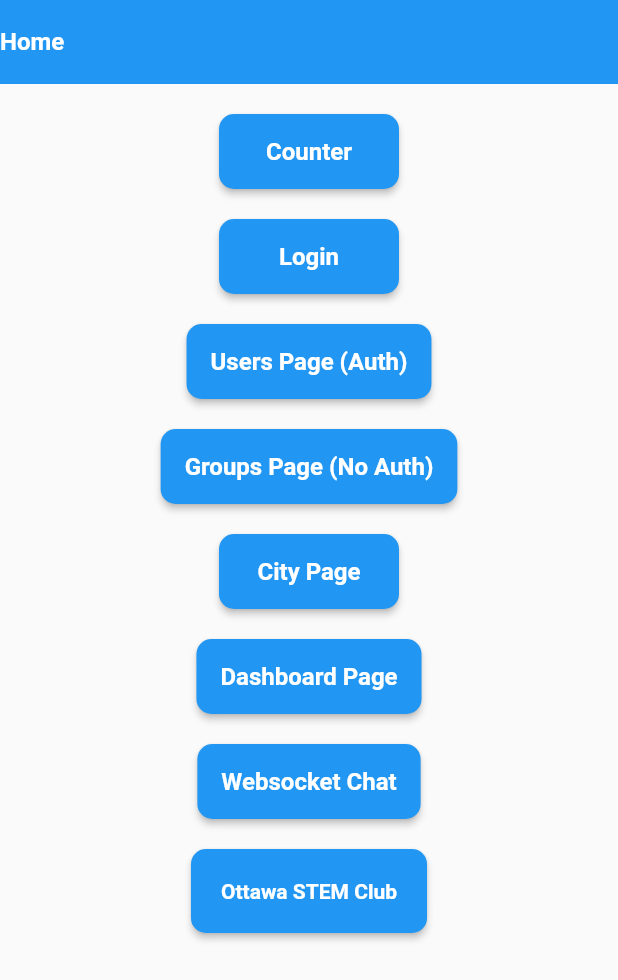
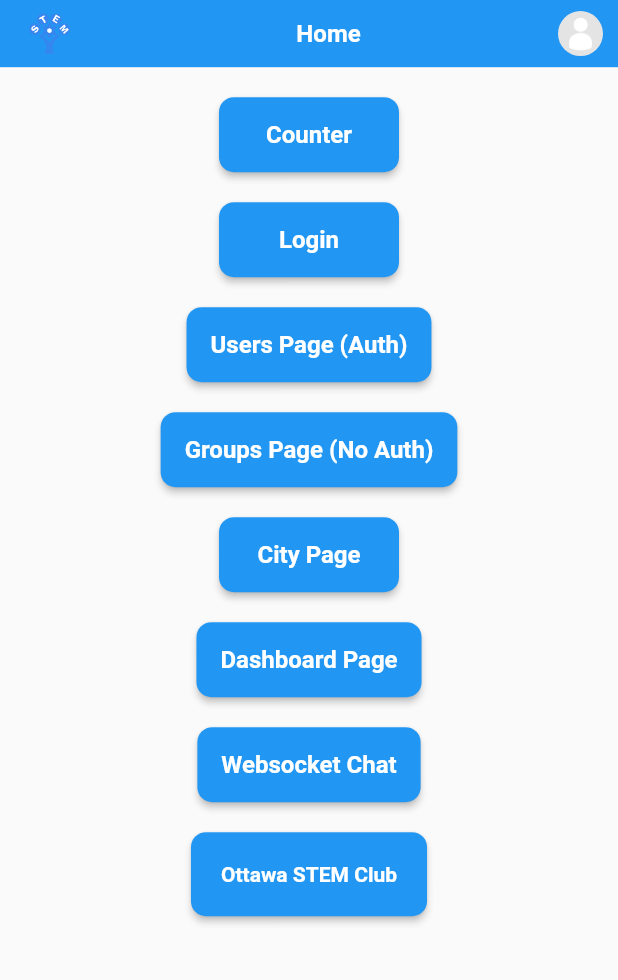
Before and after one commit to OttawaSTEM/flutter_admin, a Flutter app: the screen it shows after launch, on a phone screen of 412 x 824 dp. Shown: the top 980 px of the screen. Run offline on Flutter 3.47's test engine with Material 3 defaults, Android fonts, the phone set to English and light mode, and no system bars; our stand-ins replace flutter_dotenv, flutter_svg, get, get_storage, google_fonts, google_sign_in and 1 more.

Commit message:
finished appbar

```diff
--- a/lib/main.dart
+++ b/lib/main.dart
@@ -22,7 +22,7 @@ Future main() async {
 }
 
 class App extends StatelessWidget {
-  const App({Key? key}) : super(key: key);
+  const App({super.key});
 
   @override
   Widget build(BuildContext context) {
--- a/lib/pages/account/signin/ui/login.dart
+++ b/lib/pages/account/signin/ui/login.dart
@@ -9,7 +9,7 @@ import 'login_social.dart';
 var logger = Logger();
 
 class LoginPage extends StatelessWidget {
-  const LoginPage({Key? key}) : super(key: key);
+  const LoginPage({super.key});
 
   @override
   Widget build(BuildContext context) {
--- a/lib/pages/account/signin/ui/login_form.dart
+++ b/lib/pages/account/signin/ui/login_form.dart
@@ -9,7 +9,7 @@ class ObscuredLoginController extends GetxController {
 }
 
 class LoginForm extends StatelessWidget {
-  const LoginForm({Key? key}) : super(key: key);
+  const LoginForm({super.key});
 
   @override
   Widget build(BuildContext context) {
--- a/lib/pages/account/signin/ui/login_social.dart
+++ b/lib/pages/account/signin/ui/login_social.dart
@@ -5,9 +5,7 @@ import 'signup.dart';
 import '../controller/auth_controller.dart';
 
 class LoginSocial extends StatelessWidget {
-  const LoginSocial({
-    Key? key,
-  }) : super(key: key);
+  const LoginSocial({super.key});
 
   @override
   Widget build(BuildContext context) {
--- a/lib/pages/account/signin/ui/password_reset.dart
+++ b/lib/pages/account/signin/ui/password_reset.dart
@@ -8,7 +8,7 @@ import 'login_header.dart';
 var logger = Logger();
 
 class PasswordResetPage extends StatelessWidget {
-  const PasswordResetPage({Key? key}) : super(key: key);
+  const PasswordResetPage({super.key});
 
   @override
   Widget build(BuildContext context) {
--- a/lib/pages/account/signin/ui/signup.dart
+++ b/lib/pages/account/signin/ui/signup.dart
@@ -15,7 +15,7 @@ class ObscuredSignupController extends GetxController {
 }
 
 class SignupPage extends StatelessWidget {
-  const SignupPage({Key? key}) : super(key: key);
+  const SignupPage({super.key});
 
   @override
   Widget build(BuildContext context) {
--- a/lib/pages/chat/ui/chat.dart
+++ b/lib/pages/chat/ui/chat.dart
@@ -4,7 +4,7 @@ import 'package:web_socket_channel/web_socket_channel.dart';
 import 'package:web_socket_channel/status.dart' as status;
 
 class WebsocketPage extends StatefulWidget {
-  const WebsocketPage({Key? key}) : super(key: key);
+  const WebsocketPage({super.key});
 
   @override
   State<WebsocketPage> createState() => _WebsocketPageState();
--- a/lib/pages/city/ui/city_ui.dart
+++ b/lib/pages/city/ui/city_ui.dart
@@ -4,7 +4,7 @@ import 'package:get/get.dart';
 import '../controller/city_controller.dart';
 
 class CityPage extends GetView<CityController> {
-  const CityPage({Key? key}) : super(key: key);
+  const CityPage({super.key});
 
   @override
   Widget build(BuildContext context) {
--- a/lib/pages/counter/ui/counter_ui.dart
+++ b/lib/pages/counter/ui/counter_ui.dart
@@ -4,7 +4,7 @@ import 'package:get/get.dart';
 import '../controller/counter_controller.dart';
 
 class CounterPage extends StatelessWidget {
-  const CounterPage({Key? key}) : super(key: key);
+  const CounterPage({super.key});
 
   @override
   Widget build(BuildContext context) {
--- a/lib/pages/dashboard/ui/dashboard.dart
+++ b/lib/pages/dashboard/ui/dashboard.dart
@@ -6,7 +6,7 @@ import 'package:get_storage/get_storage.dart';
 import '../../../utils/utils.dart';
 
 class DashboardPage extends StatefulWidget {
-  const DashboardPage({Key? key}) : super(key: key);
+  const DashboardPage({super.key});
 
   @override
   State<DashboardPage> createState() => _DashboardPageState();
--- a/lib/pages/drawer/ui/drawer_ui.dart
+++ b/lib/pages/drawer/ui/drawer_ui.dart
@@ -7,7 +7,7 @@ import '../../account/signin/ui/login.dart';
 import '../../home/ui/home.dart';
 
 class NavDrawer extends StatelessWidget {
-  NavDrawer({Key? key}) : super(key: key);
+  NavDrawer({super.key});
 
   final SideDrawerController controller = Get.put(SideDrawerController());
 
--- a/lib/pages/groups/ui/groups_ui.dart
+++ b/lib/pages/groups/ui/groups_ui.dart
@@ -4,7 +4,7 @@ import 'package:get/get.dart';
 import '../controller/groups_controller.dart';
 
 class GroupsPage extends StatefulWidget {
-  const GroupsPage({Key? key}) : super(key: key);
+  const GroupsPage({super.key});
 
   @override
   State<GroupsPage> createState() => _GroupsPageState();
--- a/lib/pages/home/ui/home.dart
+++ b/lib/pages/home/ui/home.dart
@@ -17,7 +17,7 @@ class HomePage extends StatelessWidget {
     return Scaffold(
       key: _scaffoldKey,
       appBar: AppBarWidget(
-        title: "Home".tr,
+        title: 'Home'.tr,
       ),
       drawer: NavDrawer(),
       body: SingleChildScrollView(
--- a/lib/pages/users/ui/users_ui.dart
+++ b/lib/pages/users/ui/users_ui.dart
@@ -4,7 +4,7 @@ import 'package:get/get.dart';
 import '../controller/user_controller.dart';
 
 class UserPage extends StatefulWidget {
-  const UserPage({Key? key}) : super(key: key);
+  const UserPage({super.key});
 
   @override
   State<UserPage> createState() => _UserPageState();
--- a/lib/widgets/app_bar.dart
+++ b/lib/widgets/app_bar.dart
@@ -1,4 +1,5 @@
 import 'package:flutter/material.dart';
+import 'package:flutter_svg/svg.dart';
 import 'package:google_fonts/google_fonts.dart';
 
 class AppBarWidget extends StatelessWidget implements PreferredSizeWidget {
@@ -18,18 +19,54 @@ class AppBarWidget extends StatelessWidget implements PreferredSizeWidget {
   @override
   Widget build(BuildContext context) {
     return Container(
-      height: preferredSize.height,
+      height: preferredSize.height * 0.8,
       color: Theme.of(context).colorScheme.primary,
       alignment: Alignment.center,
       child: Row(
+        // mainAxisAlignment: MainAxisAlignment.spaceBetween,
         children: [
-          Text(
-            title,
-            style: GoogleFonts.roboto(
-              fontWeight: FontWeight.bold,
-              color: Colors.white,
-              fontSize: 16,
+          IconButton(
+            icon: SvgPicture.asset('assets/images/core/logo.svg'),
+            // icon: Image.asset('assets/images/logo.png'),
+            iconSize: 50,
+            onPressed: () {},
+          ),
+          Expanded(
+            child: Center(
+              child: Text(
+                title,
+                style: GoogleFonts.roboto(
+                  fontWeight: FontWeight.bold,
+                  color: Colors.white,
+                  fontSize: 16,
+                ),
+              ),
             ),
+          ),
+          FittedBox(
+            fit: BoxFit.scaleDown, // This helps in shrinking the ClipRRect to the size of the Image
+            child: ClipRRect(
+              borderRadius: BorderRadius.circular(15),
+              child: Image.asset(
+                'assets/images/profile/profile_pic.png',
+                width: 30,
+                height: 30,
+              ),
+            ),
+          ),
+          // CircleAvatar(
+          //   radius: 48,
+          //   // backgroundImage: NetworkImage('imageUrl'),
+          //   backgroundImage: Image.asset(
+          //     'assets/images/profile/profile_pic.png',
+          //   ),
+          // ),
+          // Image.asset(
+          //   'assets/images/profile/profile_pic.png',
+          //   height: 30,
+          // ),
+          const SizedBox(
+            width: 10,
           ),
         ],
       ),
--- a/lib/widgets/textfield.dart
+++ b/lib/widgets/textfield.dart
@@ -4,7 +4,10 @@ import 'package:flutter_admin/constants/colors.dart';
 class TextFieldWidget extends StatelessWidget {
   final Function onChange;
 
-  const TextFieldWidget({Key? key, required this.onChange}) : super(key: key);
+  const TextFieldWidget({
+    super.key,
+    required this.onChange,
+  });
 
   @override
   Widget build(BuildContext context) {
--- a/pubspec.yaml
+++ b/pubspec.yaml
@@ -107,7 +107,7 @@ flutter:
     - assets/ca/
     - assets/images/
     - assets/images/core/
-    - assets/images/robot/
+    - assets/images/profile/
     - assets/google_fonts/
 
   # An image asset can refer to one or more resolution-specific "variants", see
```
Also changed, not shown: assets/images/dashboard-bg.png (deleted), assets/images/profile/profile_pic.png (added), assets/images/robot/robot-arm.png (deleted).
